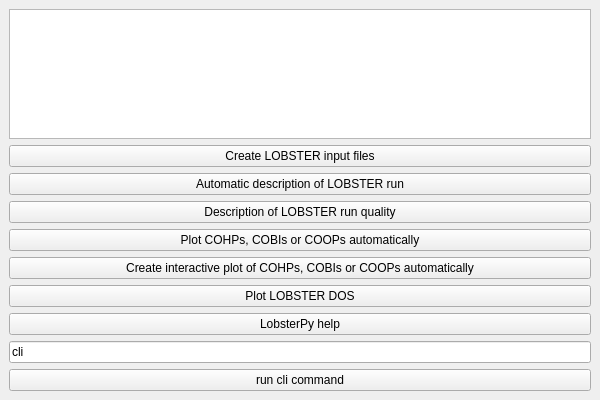
The window that src/mainwindow.ui (QuantumChemist/LobsterPyGUI) describes before a commit, drawn with Qt 5.
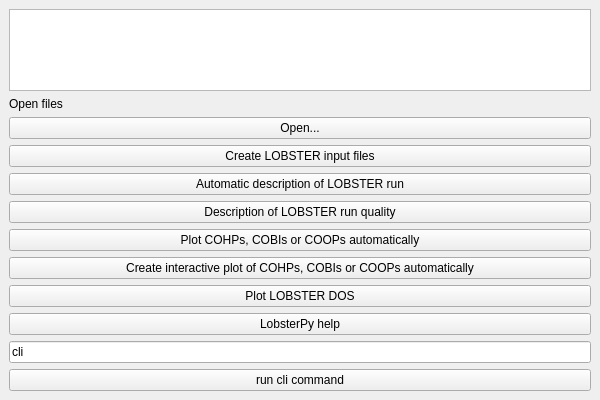
The same window after the commit.

```diff
--- a/src/mainwindow.ui
+++ b/src/mainwindow.ui
@@ -18,6 +18,20 @@
     <item>
      <widget class="QPlainTextEdit" name="terminal"/>
     </item>
+    <item>
+     <widget class="QLabel" name="labelCurrentDir">
+      <property name="text">
+       <string>Open files</string>
+      </property>
+     </widget>
+    </item>
+    <item>
+     <widget class="QPushButton" name="buttonOpenDirectory">
+      <property name="text">
+       <string>Open...</string>
+      </property>
+     </widget>
+    </item>
     <item>
      <widget class="QPushButton" name="buttonCreateInputs">
       <property name="text">
```
